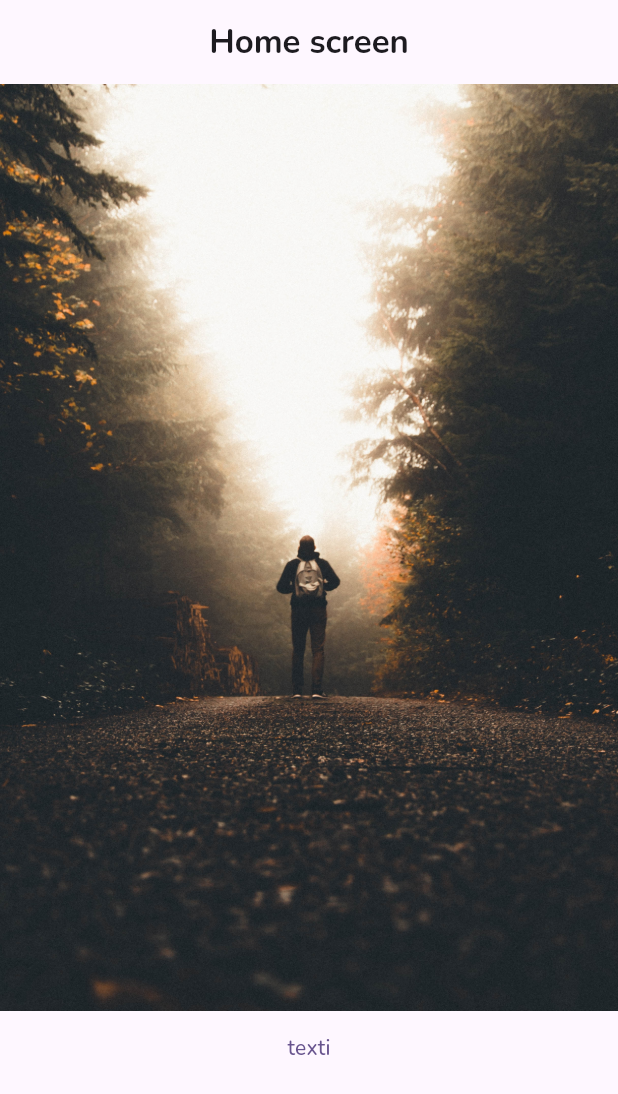
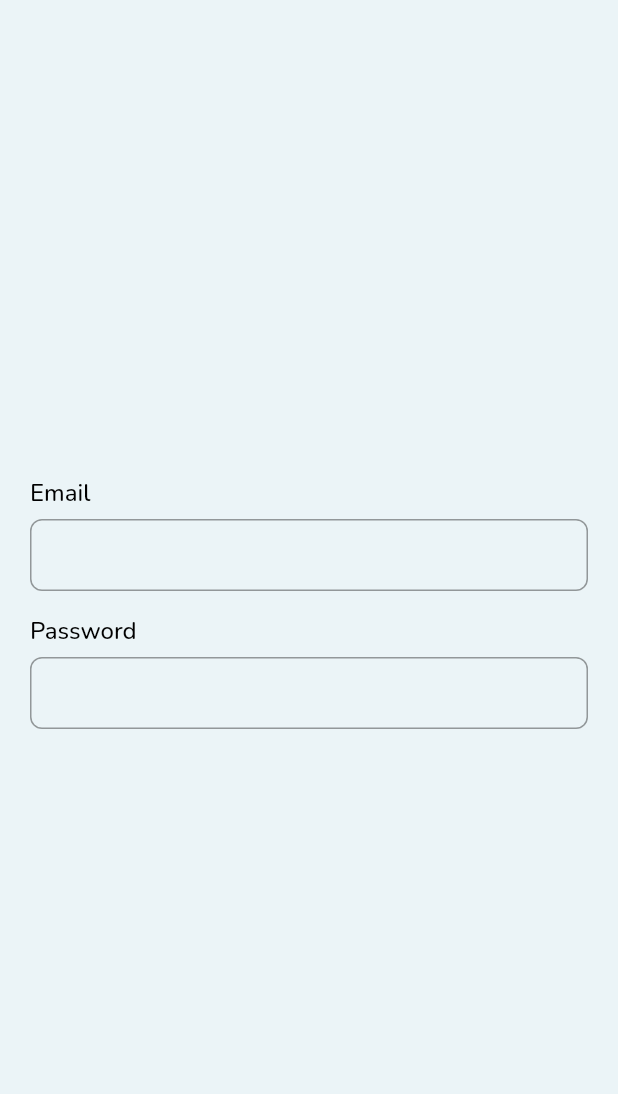
Before and after one commit to shajahan-m8788/flutter_learn, a Flutter app: the screen it shows after launch, on a phone screen of 412 x 824 dp. Shown: the top 1094 px of the screen. Run offline on Flutter 3.47's test engine with Material 3 defaults, Android fonts, the phone set to English and light mode, and no system bars; our stand-ins replace go_router.

Commit message:
flutter learn

```diff
--- /dev/null
+++ b/lib/components/custom_scaffold.dart
@@ -0,0 +1,23 @@
+import 'package:flutter/material.dart';
+import 'package:flutter_learn/themes/app_colors.dart';
+
+class CustomScaffold extends StatelessWidget {
+  final Widget? body;
+  final PreferredSizeWidget? appBar;
+  final EdgeInsetsGeometry bodyPadding;
+  const CustomScaffold(
+      {super.key,
+      this.body,
+      this.appBar,
+      this.bodyPadding =
+          const EdgeInsets.only(left: 20, right: 20, top: 10, bottom: 30)});
+
+  @override
+  Widget build(BuildContext context) {
+    return Scaffold(
+      backgroundColor: AppColors.scaffoldBg,
+      body: Padding(padding: bodyPadding, child: body),
+      appBar: appBar,
+    );
+  }
+}
--- /dev/null
+++ b/lib/components/custom_text_field.dart
@@ -0,0 +1,37 @@
+import 'package:flutter/material.dart';
+import 'package:flutter_learn/themes/app_colors.dart';
+
+class CustomTextField extends StatelessWidget {
+  final TextEditingController? controller;
+  final String? label;
+  final String? hintText;
+
+  const CustomTextField(
+      {super.key, this.controller, this.label, this.hintText});
+
+  @override
+  Widget build(BuildContext context) {
+    return Column(
+      mainAxisAlignment: MainAxisAlignment.start,
+      mainAxisSize: MainAxisSize.min,
+      crossAxisAlignment: CrossAxisAlignment.start,
+      children: [
+        label != null
+            ? Padding(
+                padding: const EdgeInsets.only(bottom: 6),
+                child: Text(
+                  label!,
+                  style: const TextStyle(
+                      fontWeight: FontWeight.w500,
+                      fontSize: 16,
+                      color: AppColors.black),
+                ))
+            : const SizedBox(),
+        TextField(
+          decoration: InputDecoration(hintText: hintText),
+          controller: controller,
+        ),
+      ],
+    );
+  }
+}
--- /dev/null
+++ b/lib/constants/constatnt.dart
@@ -0,0 +1,9 @@
+import 'package:flutter/material.dart';
+
+class AppConstants {
+  static const Radius defaultBorderRadius = Radius.circular(8);
+  // static const
+  static const Widget textFieldGap = SizedBox(
+    height: 16,
+  );
+}
--- a/lib/main.dart
+++ b/lib/main.dart
@@ -1,12 +1,11 @@
 import 'package:flutter/material.dart';
-import 'package:firebase_core/firebase_core.dart';
 import 'package:flutter_learn/provider/sign_in_provider.dart';
-import 'package:flutter_learn/screens/Home/home_screen.dart';
+import 'package:flutter_learn/router/router.dart';
+import 'package:flutter_learn/themes/app_theme.dart';
 import 'package:provider/provider.dart';
 
 void main() async {
   WidgetsFlutterBinding.ensureInitialized();
-  await Firebase.initializeApp();
   runApp(MultiProvider(
     providers: [ChangeNotifierProvider(create: (_) => SigInProvider())],
     child: const MyApp(),
@@ -19,15 +18,11 @@ class MyApp extends StatelessWidget {
   // This widget is the root of your application.
   @override
   Widget build(BuildContext context) {
-    return MaterialApp(
+    return MaterialApp.router(
       title: 'Flutter Demo',
       debugShowCheckedModeBanner: false,
-      theme: ThemeData(
-        fontFamily: 'Nunito',
-        colorScheme: ColorScheme.fromSeed(seedColor: Colors.deepPurple),
-        useMaterial3: true,
-      ),
-      home: const HomeScreen(),
+      routerConfig: AppRouter().router,
+      theme: appTheme(),
     );
   }
 }
--- a/lib/router/router.dart
+++ b/lib/router/router.dart
@@ -2,37 +2,28 @@ import 'package:flutter/material.dart';
 import 'package:flutter_learn/router/routes.dart';
 import 'package:flutter_learn/screens/Home/home_screen.dart';
 import 'package:flutter_learn/screens/SignIn/sign_in_screen.dart';
+import 'package:go_router/go_router.dart';
 
 class AppRouter {
-  static String currentRoute = '/';
-  static RouteArguments? routeArgs;
-
-  static Route<dynamic> generateRoute(RouteSettings settings) {
-    Widget page;
-    var uri = Uri.parse(settings.name ?? '/');
-    currentRoute = uri.path;
-    try {
-      if (settings.arguments != null) {
-        routeArgs = settings.arguments as RouteArguments;
-      }
-      switch (uri.path) {
-        case '/':
-        case AppRoutes.homeScreen:
-          page = const HomeScreen();
-        default:
-          page = const SignInScreen();
-      }
-    } catch (e) {
-      currentRoute = AppRoutes.sigIn;
-      page = const SignInScreen();
-    }
-    return PageRouteBuilder(
-      settings: RouteSettings(name: currentRoute),
-      pageBuilder: (_, __, ___) => page,
-      transitionDuration: const Duration(seconds: 0),
-      reverseTransitionDuration: const Duration(seconds: 0),
-    );
-  }
+  final GoRouter router = GoRouter(routes: [
+    GoRoute(
+      path: '/',
+      name: AppRoutes.sigIn,
+      builder: (context, state) {
+        return const SignInScreen();
+      },
+    ),
+    GoRoute(
+      path: '/home:title',
+      name: AppRoutes.homeScreen,
+      builder: (context, state) {
+        final query = state.pathParameters['title'];
+        return HomeScreen(
+          title: query,
+        );
+      },
+    )
+  ]);
 }
 
 class RouteArguments {
--- a/lib/router/routes.dart
+++ b/lib/router/routes.dart
@@ -1,4 +1,4 @@
 class AppRoutes {
-  static const String homeScreen = '/home';
-  static const String sigIn = '/sign-in';
+  static const String homeScreen = 'home';
+  static const String sigIn = 'sign_in';
 }
--- a/lib/screens/SignIn/sign_in_screen.dart
+++ b/lib/screens/SignIn/sign_in_screen.dart
@@ -1,10 +1,43 @@
 import 'package:flutter/material.dart';
+import 'package:flutter_learn/components/custom_scaffold.dart';
+import 'package:flutter_learn/components/custom_text_field.dart';
+import 'package:flutter_learn/constants/constatnt.dart';
 
-class SignInScreen extends StatelessWidget {
+class SignInScreen extends StatefulWidget {
   const SignInScreen({super.key});
 
   @override
+  State<SignInScreen> createState() => _SignInScreenState();
+}
+
+class _SignInScreenState extends State<SignInScreen> {
+  TextEditingController emailController = TextEditingController();
+  TextEditingController passwordController = TextEditingController();
+  @override
   Widget build(BuildContext context) {
-    return const Scaffold();
+    return SafeArea(
+      child: CustomScaffold(
+          body: Column(
+        mainAxisAlignment: MainAxisAlignment.center,
+        children: [
+          CustomTextField(
+            controller: emailController,
+            label: "Email",
+          ),
+          AppConstants.textFieldGap,
+          CustomTextField(
+            controller: passwordController,
+            label: "Password",
+          )
+        ],
+      )),
+    );
+  }
+
+  @override
+  void dispose() {
+    super.dispose();
+    emailController.dispose();
+    passwordController.dispose();
   }
 }
--- /dev/null
+++ b/lib/themes/app_colors.dart
@@ -0,0 +1,9 @@
+import 'package:flutter/material.dart';
+
+class AppColors {
+  static const Color primaryColor = Color(0xffd824ed);
+  static const Color scaffoldBg = Color(0xffebf4f7);
+  static const Color errorColor = Color(0xffed5c5f);
+  static const Color defaultBorderColor = Color(0xfff1ebf2);
+  static const Color black = Color(0xff000000);
+}
--- /dev/null
+++ b/lib/themes/app_theme.dart
@@ -0,0 +1,24 @@
+import 'package:flutter/material.dart';
+import 'package:flutter_learn/constants/constatnt.dart';
+import 'package:flutter_learn/themes/app_colors.dart';
+import 'package:flutter_learn/themes/app_colors_swatch.dart';
+
+ThemeData appTheme() {
+  return ThemeData(
+    fontFamily: 'Nunito',
+    useMaterial3: false,
+    primarySwatch: Palette.kToDark,
+    inputDecorationTheme: const InputDecorationTheme(
+      contentPadding: EdgeInsets.symmetric(vertical: 6, horizontal: 10),
+      border: OutlineInputBorder(
+          borderSide: BorderSide(color: AppColors.defaultBorderColor),
+          borderRadius: BorderRadius.all(AppConstants.defaultBorderRadius)),
+      errorBorder: OutlineInputBorder(
+          borderSide: BorderSide(color: AppColors.errorColor),
+          borderRadius: BorderRadius.all(AppConstants.defaultBorderRadius)),
+      focusedBorder: OutlineInputBorder(
+          borderSide: BorderSide(color: AppColors.primaryColor),
+          borderRadius: BorderRadius.all(AppConstants.defaultBorderRadius)),
+    ),
+  );
+}
--- a/pubspec.yaml
+++ b/pubspec.yaml
@@ -38,6 +38,8 @@ dependencies:
   firebase_core: ^2.24.2
   provider: ^6.1.1
   firebase_auth: ^4.16.0
+  go_router: ^13.0.1
+  google_fonts: ^6.1.0
 
 dev_dependencies:
   flutter_test:
```
Also changed, not shown: lib/screens/Home/home_screen.dart (+9 -3 lines), lib/themes/app_colors_swatch.dart (added, +20 -0 lines), pubspec.lock, 1 other file.
